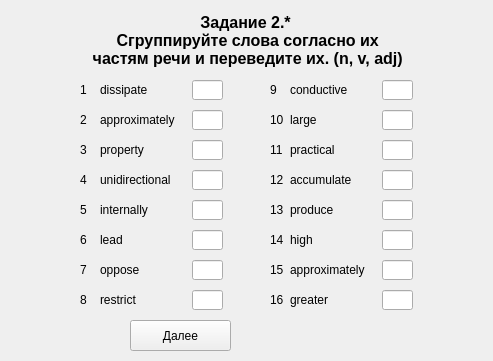
Scykorr/dmitr_client_serv_test, file client/UI/variant_2/zadanie2_part1_var2.ui: the form before one commit.
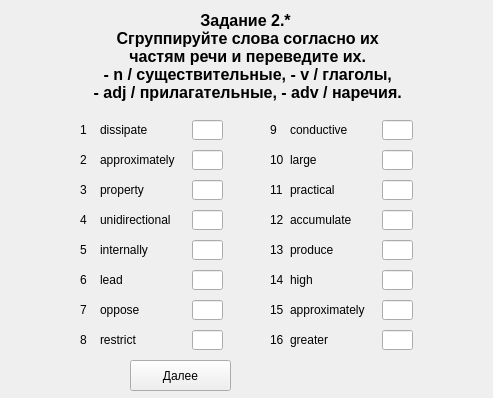
The form after the commit.

Commit message: fix title in zadanie2_part1

What changed in the file:
```diff
--- a/client/UI/variant_2/zadanie2_part1_var2.ui
+++ b/client/UI/variant_2/zadanie2_part1_var2.ui
@@ -7,7 +7,7 @@
     <x>0</x>
     <y>0</y>
     <width>493</width>
-    <height>361</height>
+    <height>398</height>
    </rect>
   </property>
   <property name="windowTitle">
@@ -19,7 +19,7 @@
      <x>10</x>
      <y>10</y>
      <width>471</width>
-     <height>61</height>
+     <height>111</height>
     </rect>
    </property>
    <property name="font">
@@ -36,7 +36,10 @@
    <property name="text">
     <string>Задание 2.*
  Сгруппируйте слова согласно их
- частям речи и переведите их. (n, v, adj)</string>
+ частям речи и переведите их.
+ - n / существительные, - v / глаголы, 
+ - adj / прилагательные, - adv / наречия.
+</string>
    </property>
    <property name="textFormat">
     <enum>Qt::AutoText</enum>
@@ -49,7 +52,7 @@
    <property name="geometry">
     <rect>
      <x>80</x>
-     <y>80</y>
+     <y>120</y>
      <width>16</width>
      <height>20</height>
     </rect>
@@ -62,7 +65,7 @@
    <property name="geometry">
     <rect>
      <x>192</x>
-     <y>80</y>
+     <y>120</y>
      <width>31</width>
      <height>20</height>
     </rect>
@@ -75,7 +78,7 @@
    <property name="geometry">
     <rect>
      <x>130</x>
-     <y>320</y>
+     <y>360</y>
      <width>101</width>
      <height>31</height>
     </rect>
@@ -88,7 +91,7 @@
    <property name="geometry">
     <rect>
      <x>100</x>
-     <y>80</y>
+     <y>120</y>
      <width>81</width>
      <height>20</height>
     </rect>
@@ -101,7 +104,7 @@
    <property name="geometry">
     <rect>
      <x>100</x>
-     <y>110</y>
+     <y>150</y>
      <width>81</width>
      <height>20</height>
     </rect>
@@ -114,7 +117,7 @@
    <property name="geometry">
     <rect>
      <x>192</x>
-     <y>110</y>
+     <y>150</y>
      <width>31</width>
      <height>20</height>
     </rect>
@@ -124,7 +127,7 @@
    <property name="geometry">
     <rect>
      <x>80</x>
-     <y>110</y>
+     <y>150</y>
      <width>16</width>
      <height>20</height>
     </rect>
@@ -137,7 +140,7 @@
    <property name="geometry">
     <rect>
      <x>100</x>
-     <y>140</y>
+     <y>180</y>
      <width>81</width>
      <height>20</height>
     </rect>
@@ -150,7 +153,7 @@
    <property name="geometry">
     <rect>
      <x>192</x>
-     <y>140</y>
+     <y>180</y>
      <width>31</width>
      <height>20</height>
     </rect>
@@ -160,7 +163,7 @@
    <property name="geometry">
     <rect>
      <x>80</x>
-     <y>140</y>
+     <y>180</y>
      <width>16</width>
      <height>20</height>
     </rect>
@@ -173,7 +176,7 @@
    <property name="geometry">
     <rect>
      <x>100</x>
-     <y>170</y>
+     <y>210</y>
      <width>81</width>
      <height>20</height>
     </rect>
@@ -186,7 +189,7 @@
    <property name="geometry">
     <rect>
      <x>192</x>
-     <y>170</y>
+     <y>210</y>
      <width>31</width>
      <height>20</height>
     </rect>
@@ -196,7 +199,7 @@
    <property name="geometry">
     <rect>
      <x>80</x>
-     <y>170</y>
+     <y>210</y>
      <width>16</width>
      <height>20</height>
     </rect>
@@ -209,7 +212,7 @@
    <property name="geometry">
     <rect>
      <x>100</x>
-     <y>200</y>
+     <y>240</y>
      <width>81</width>
      <height>20</height>
     </rect>
@@ -222,7 +225,7 @@
    <property name="geometry">
     <rect>
      <x>192</x>
-     <y>200</y>
+     <y>240</y>
      <width>31</width>
      <height>20</height>
     </rect>
@@ -232,7 +235,7 @@
    <property name="geometry">
     <rect>
      <x>80</x>
-     <y>200</y>
+     <y>240</y>
      <width>16</width>
      <height>20</height>
     </rect>
@@ -245,7 +248,7 @@
    <property name="geometry">
     <rect>
      <x>100</x>
-     <y>230</y>
+     <y>270</y>
      <width>81</width>
      <height>20</height>
     </rect>
@@ -258,7 +261,7 @@
    <property name="geometry">
     <rect>
      <x>192</x>
-     <y>230</y>
+     <y>270</y>
      <width>31</width>
      <height>20</height>
     </rect>
@@ -268,7 +271,7 @@
    <property name="geometry">
     <rect>
      <x>80</x>
-     <y>230</y>
+     <y>270</y>
      <width>16</width>
      <height>20</height>
     </rect>
@@ -281,7 +284,7 @@
    <property name="geometry">
     <rect>
      <x>100</x>
-     <y>260</y>
+     <y>300</y>
      <width>81</width>
      <height>20</height>
     </rect>
@@ -294,7 +297,7 @@
    <property name="geometry">
     <rect>
      <x>192</x>
-     <y>260</y>
+     <y>300</y>
      <width>31</width>
      <height>20</height>
     </rect>
@@ -304,7 +307,7 @@
    <property name="geometry">
     <rect>
      <x>80</x>
-     <y>260</y>
+     <y>300</y>
      <width>16</width>
      <height>20</height>
     </rect>
@@ -317,7 +320,7 @@
    <property name="geometry">
     <rect>
      <x>100</x>
-     <y>290</y>
+     <y>330</y>
      <width>81</width>
      <height>20</height>
     </rect>
@@ -330,7 +333,7 @@
    <property name="geometry">
     <rect>
      <x>192</x>
-     <y>290</y>
+     <y>330</y>
      <width>31</width>
      <height>20</height>
     </rect>
@@ -340,7 +343,7 @@
    <property name="geometry">
     <rect>
      <x>80</x>
-     <y>290</y>
+     <y>330</y>
      <width>16</width>
      <height>20</height>
     </rect>
@@ -353,7 +356,7 @@
    <property name="geometry">
     <rect>
      <x>290</x>
-     <y>80</y>
+     <y>120</y>
      <width>81</width>
      <height>20</height>
     </rect>
@@ -366,7 +369,7 @@
    <property name="geometry">
     <rect>
      <x>382</x>
-     <y>80</y>
+     <y>120</y>
      <width>31</width>
      <height>20</height>
     </rect>
@@ -376,7 +379,7 @@
    <property name="geometry">
     <rect>
      <x>270</x>
-     <y>80</y>
+     <y>120</y>
      <width>16</width>
      <height>20</height>
     </rect>
@@ -389,7 +392,7 @@
    <property name="geometry">
     <rect>
      <x>290</x>
-     <y>110</y>
+     <y>150</y>
      <width>81</width>
      <height>20</height>
     </rect>
@@ -402,7 +405,7 @@
    <property name="geometry">
     <rect>
      <x>382</x>
-     <y>110</y>
+     <y>150</y>
      <width>31</width>
      <height>20</height>
     </rect>
@@ -412,7 +415,7 @@
    <property name="geometry">
     <rect>
      <x>270</x>
-     <y>110</y>
+     <y>150</y>
      <width>16</width>
      <height>20</height>
     </rect>
@@ -425,7 +428,7 @@
    <property name="geometry">
     <rect>
      <x>290</x>
-     <y>140</y>
+     <y>180</y>
      <width>81</width>
      <height>20</height>
     </rect>
@@ -438,7 +441,7 @@
    <property name="geometry">
     <rect>
      <x>382</x>
-     <y>140</y>
+     <y>180</y>
      <width>31</width>
      <height>20</height>
     </rect>
@@ -448,7 +451,7 @@
    <property name="geometry">
     <rect>
      <x>270</x>
-     <y>140</y>
+     <y>180</y>
      <width>16</width>
      <height>20</height>
     </rect>
@@ -461,7 +464,7 @@
    <property name="geometry">
     <rect>
      <x>290</x>
-     <y>170</y>
+     <y>210</y>
      <width>81</width>
      <height>20</height>
     </rect>
@@ -474,7 +477,7 @@
    <property name="geometry">
     <rect>
      <x>382</x>
-     <y>170</y>
+     <y>210</y>
      <width>31</width>
      <height>20</height>
     </rect>
@@ -484,7 +487,7 @@
    <property name="geometry">
     <rect>
      <x>270</x>
-     <y>170</y>
+     <y>210</y>
      <width>16</width>
      <height>20</height>
     </rect>
@@ -497,7 +500,7 @@
    <property name="geometry">
     <rect>
      <x>290</x>
-     <y>200</y>
+     <y>240</y>
      <width>81</width>
      <height>20</height>
     </rect>
@@ -510,7 +513,7 @@
    <property name="geometry">
     <rect>
      <x>382</x>
-     <y>200</y>
+     <y>240</y>
      <width>31</width>
      <height>20</height>
     </rect>
@@ -520,7 +523,7 @@
    <property name="geometry">
     <rect>
      <x>270</x>
-     <y>200</y>
+     <y>240</y>
      <width>16</width>
      <height>20</height>
     </rect>
@@ -533,7 +536,7 @@
    <property name="geometry">
     <rect>
      <x>290</x>
-     <y>230</y>
+     <y>270</y>
      <width>81</width>
      <height>20</height>
     </rect>
@@ -546,7 +549,7 @@
    <property name="geometry">
     <rect>
      <x>382</x>
-     <y>230</y>
+     <y>270</y>
      <width>31</width>
      <height>20</height>
     </rect>
@@ -556,7 +559,7 @@
    <property name="geometry">
     <rect>
      <x>270</x>
-     <y>230</y>
+     <y>270</y>
      <width>16</width>
      <height>20</height>
     </rect>
@@ -569,7 +572,7 @@
    <property name="geometry">
     <rect>
      <x>290</x>
-     <y>260</y>
+     <y>300</y>
      <width>81</width>
      <height>20</height>
     </rect>
@@ -582,7 +585,7 @@
    <property name="geometry">
     <rect>
      <x>382</x>
-     <y>260</y>
+     <y>300</y>
      <width>31</width>
      <height>20</height>
     </rect>
@@ -592,7 +595,7 @@
    <property name="geometry">
     <rect>
      <x>270</x>
-     <y>260</y>
+     <y>300</y>
      <width>16</width>
      <height>20</height>
     </rect>
@@ -605,7 +608,7 @@
    <property name="geometry">
     <rect>
      <x>382</x>
-     <y>290</y>
+     <y>330</y>
      <width>31</width>
      <height>20</height>
     </rect>
@@ -615,7 +618,7 @@
    <property name="geometry">
     <rect>
      <x>270</x>
-     <y>290</y>
+     <y>330</y>
      <width>16</width>
      <height>20</height>
     </rect>
@@ -628,7 +631,7 @@
    <property name="geometry">
     <rect>
      <x>290</x>
-     <y>290</y>
+     <y>330</y>
      <width>81</width>
      <height>20</height>
     </rect>
@@ -641,7 +644,7 @@
    <property name="geometry">
     <rect>
      <x>240</x>
-     <y>320</y>
+     <y>360</y>
      <width>211</width>
      <height>31</height>
     </rect>
```
The commit also changes 8 other files.
